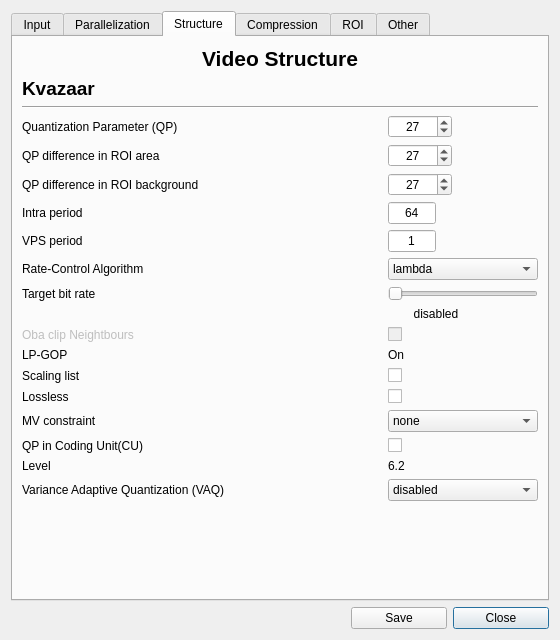
Qt form ui/videosettings.ui (ultravideo/uvgComm) before a commit.
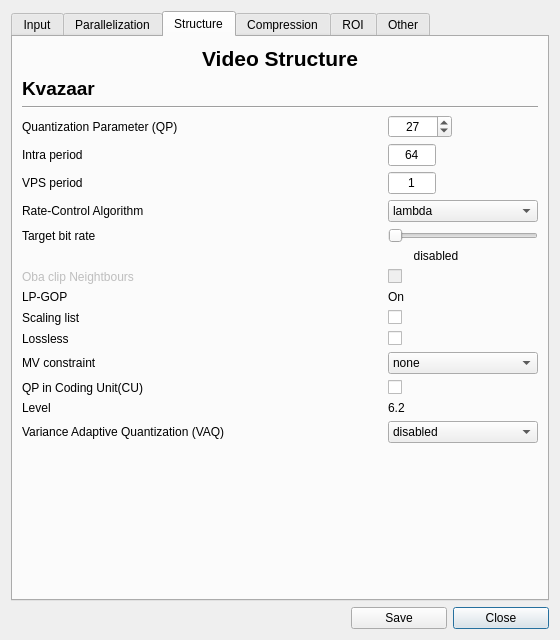
The same form after that commit. The open tabs and pages were chosen to show the change.

```diff
--- a/ui/videosettings.ui
+++ b/ui/videosettings.ui
@@ -586,84 +586,106 @@
        <string>Structure</string>
       </attribute>
       <layout class="QGridLayout" name="gridLayout_4">
-       <item row="23" column="0" colspan="3">
-        <spacer name="verticalSpacer">
-         <property name="orientation">
-          <enum>Qt::Vertical</enum>
-         </property>
-         <property name="sizeHint" stdset="0">
+       <item row="6" column="2">
+        <widget class="QLineEdit" name="vps">
+         <property name="maximumSize">
           <size>
-           <width>20</width>
-           <height>40</height>
+           <width>48</width>
+           <height>16777215</height>
           </size>
          </property>
-        </spacer>
+         <property name="text">
+          <string>1</string>
+         </property>
+         <property name="alignment">
+          <set>Qt::AlignCenter</set>
+         </property>
+        </widget>
        </item>
-       <item row="21" column="2">
+       <item row="16" column="0" colspan="2">
+        <widget class="QLabel" name="label_23">
+         <property name="text">
+          <string>Lossless</string>
+         </property>
+        </widget>
+       </item>
+       <item row="1" column="0">
+        <widget class="QLabel" name="label_13">
+         <property name="font">
+          <font>
+           <pointsize>14</pointsize>
+           <bold>true</bold>
+          </font>
+         </property>
+         <property name="text">
+          <string>Kvazaar</string>
+         </property>
+        </widget>
+       </item>
+       <item row="19" column="2">
         <widget class="QLabel" name="label_27">
          <property name="text">
           <string>6.2</string>
          </property>
         </widget>
        </item>
-       <item row="18" column="2">
-        <widget class="QCheckBox" name="lossless_box">
+       <item row="7" column="0">
+        <widget class="QLabel" name="label_21">
          <property name="text">
-          <string/>
+          <string>Rate-Control Algorithm</string>
          </property>
         </widget>
        </item>
-       <item row="11" column="0">
-        <widget class="QLabel" name="bitrate_label">
+       <item row="19" column="0">
+        <widget class="QLabel" name="label_26">
          <property name="text">
-          <string>Target bit rate</string>
+          <string>Level</string>
          </property>
         </widget>
        </item>
-       <item row="3" column="0">
-        <widget class="QLabel" name="QP">
+       <item row="10" column="2">
+        <widget class="QLabel" name="bitrate">
+         <property name="maximumSize">
+          <size>
+           <width>96</width>
+           <height>16777215</height>
+          </size>
+         </property>
          <property name="text">
-          <string>Quantization Parameter (QP)</string>
+          <string>disabled</string>
          </property>
+         <property name="alignment">
+          <set>Qt::AlignCenter</set>
+         </property>
         </widget>
        </item>
-       <item row="15" column="0">
-        <widget class="QLabel" name="label_15">
-         <property name="text">
-          <string>LP-GOP</string>
+       <item row="7" column="2">
+        <widget class="QComboBox" name="rc_algorithm">
+         <property name="maximumSize">
+          <size>
+           <width>16777215</width>
+           <height>16777215</height>
+          </size>
          </property>
+         <item>
+          <property name="text">
+           <string>lambda</string>
+          </property>
+         </item>
+         <item>
+          <property name="text">
+           <string>oba</string>
+          </property>
+         </item>
         </widget>
        </item>
-       <item row="20" column="0" colspan="2">
+       <item row="18" column="0" colspan="2">
         <widget class="QLabel" name="label_25">
          <property name="text">
           <string>QP in Coding Unit(CU)</string>
          </property>
         </widget>
        </item>
-       <item row="0" column="0" colspan="3">
-        <widget class="QLabel" name="label_8">
-         <property name="font">
-          <font>
-           <pointsize>16</pointsize>
-           <bold>true</bold>
-          </font>
-         </property>
-         <property name="text">
-          <string>Video Structure</string>
-         </property>
-         <property name="alignment">
-          <set>Qt::AlignCenter</set>
-         </property>
-        </widget>
-       </item>
-       <item row="20" column="2">
-        <widget class="QCheckBox" name="qp_in_cu_box">
-         <property name="text">
-          <string/>
-         </property>
-        </widget>
-       </item>
        <item row="3" column="2">
         <widget class="QSpinBox" name="qp">
          <property name="maximumSize">
@@ -686,40 +708,82 @@
          </property>
         </widget>
        </item>
-       <item row="7" column="2">
-        <widget class="QLineEdit" name="intra">
-         <property name="maximumSize">
-          <size>
-           <width>48</width>
-           <height>16777215</height>
-          </size>
-         </property>
-         <property name="layoutDirection">
-          <enum>Qt::LeftToRight</enum>
-         </property>
+       <item row="6" column="0">
+        <widget class="QLabel" name="VPS">
          <property name="text">
-          <string>64</string>
-         </property>
-         <property name="alignment">
-          <set>Qt::AlignCenter</set>
+          <string>VPS period</string>
          </property>
         </widget>
        </item>
-       <item row="2" column="0" colspan="3">
-        <widget class="Line" name="line_6">
+       <item row="3" column="1">
+        <spacer name="horizontalSpacer_2">
          <property name="orientation">
           <enum>Qt::Horizontal</enum>
          </property>
+         <property name="sizeHint" stdset="0">
+          <size>
+           <width>40</width>
+           <height>20</height>
+          </size>
+         </property>
+        </spacer>
+       </item>
+       <item row="3" column="0">
+        <widget class="QLabel" name="QP">
+         <property name="text">
+          <string>Quantization Parameter (QP)</string>
+         </property>
         </widget>
        </item>
-       <item row="18" column="0" colspan="2">
-        <widget class="QLabel" name="label_23">
+       <item row="16" column="2">
+        <widget class="QCheckBox" name="lossless_box">
          <property name="text">
-          <string>Lossless</string>
+          <string/>
          </property>
         </widget>
        </item>
-       <item row="11" column="2">
+       <item row="12" column="0">
+        <widget class="QLabel" name="oba_clip_neighbour_label">
+         <property name="enabled">
+          <bool>false</bool>
+         </property>
+         <property name="text">
+          <string>Oba clip Neightbours</string>
+         </property>
+        </widget>
+       </item>
+       <item row="12" column="2">
+        <widget class="QCheckBox" name="oba_clip_neighbours">
+         <property name="enabled">
+          <bool>false</bool>
+         </property>
+         <property name="text">
+          <string/>
+         </property>
+        </widget>
+       </item>
+       <item row="5" column="0">
+        <widget class="QLabel" name="Intra">
+         <property name="text">
+          <string>Intra period</string>
+         </property>
+        </widget>
+       </item>
+       <item row="17" column="0" colspan="2">
+        <widget class="QLabel" name="label_24">
+         <property name="text">
+          <string>MV constraint</string>
+         </property>
+        </widget>
+       </item>
+       <item row="14" column="0">
+        <widget class="QLabel" name="label_20">
+         <property name="text">
+          <string>Scaling list</string>
+         </property>
+        </widget>
+       </item>
+       <item row="9" column="2">
         <widget class="QSlider" name="bitrate_slider">
          <property name="maximum">
           <number>10000000</number>
@@ -735,30 +799,133 @@
          </property>
         </widget>
        </item>
-       <item row="5" column="0">
-        <widget class="QLabel" name="label_22">
-         <property name="text">
-          <string>QP difference in ROI area</string>
-         </property>
+       <item row="17" column="2">
+        <widget class="QComboBox" name="mv_constraint">
+         <item>
+          <property name="text">
+           <string>none</string>
+          </property>
+         </item>
+         <item>
+          <property name="text">
+           <string>frame</string>
+          </property>
+         </item>
+         <item>
+          <property name="text">
+           <string>tile</string>
+          </property>
+         </item>
+         <item>
+          <property name="text">
+           <string>frametile</string>
+          </property>
+         </item>
+         <item>
+          <property name="text">
+           <string>frametilemargin</string>
+          </property>
+         </item>
         </widget>
        </item>
-       <item row="12" column="2">
-        <widget class="QLabel" name="bitrate">
+       <item row="5" column="2">
+        <widget class="QLineEdit" name="intra">
          <property name="maximumSize">
           <size>
-           <width>96</width>
+           <width>48</width>
            <height>16777215</height>
           </size>
          </property>
+         <property name="layoutDirection">
+          <enum>Qt::LeftToRight</enum>
+         </property>
          <property name="text">
-          <string>disabled</string>
+          <string>64</string>
          </property>
          <property name="alignment">
           <set>Qt::AlignCenter</set>
          </property>
         </widget>
        </item>
-       <item row="22" column="2">
+       <item row="9" column="0">
+        <widget class="QLabel" name="bitrate_label">
+         <property name="text">
+          <string>Target bit rate</string>
+         </property>
+        </widget>
+       </item>
+       <item row="20" column="0">
+        <widget class="QLabel" name="label_28">
+         <property name="text">
+          <string>Variance Adaptive Quantization (VAQ)</string>
+         </property>
+        </widget>
+       </item>
+       <item row="18" column="2">
+        <widget class="QCheckBox" name="qp_in_cu_box">
+         <property name="text">
+          <string/>
+         </property>
+        </widget>
+       </item>
+       <item row="13" column="2">
+        <widget class="QLabel" name="label_19">
+         <property name="text">
+          <string>On</string>
+         </property>
+        </widget>
+       </item>
+       <item row="21" column="0" colspan="3">
+        <spacer name="verticalSpacer">
+         <property name="orientation">
+          <enum>Qt::Vertical</enum>
+         </property>
+         <property name="sizeHint" stdset="0">
+          <size>
+           <width>20</width>
+           <height>40</height>
+          </size>
+         </property>
+        </spacer>
+       </item>
+       <item row="0" column="0" colspan="3">
+        <widget class="QLabel" name="label_8">
+         <property name="font">
+          <font>
+           <pointsize>16</pointsize>
+           <bold>true</bold>
+          </font>
+         </property>
+         <property name="text">
+          <string>Video Structure</string>
+         </property>
+         <property name="alignment">
+          <set>Qt::AlignCenter</set>
+         </property>
+        </widget>
+       </item>
+       <item row="14" column="2">
+        <widget class="QCheckBox" name="scaling_box">
+         <property name="text">
+          <string/>
+         </property>
+        </widget>
+       </item>
+       <item row="13" column="0">
+        <widget class="QLabel" name="label_15">
+         <property name="text">
+          <string>LP-GOP</string>
+         </property>
+        </widget>
+       </item>
+       <item row="2" column="0" colspan="3">
+        <widget class="Line" name="line_6">
+         <property name="orientation">
+          <enum>Qt::Horizontal</enum>
+         </property>
+        </widget>
+       </item>
+       <item row="20" column="2">
         <widget class="QComboBox" name="vaq">
          <item>
           <property name="text">
@@ -867,257 +1034,6 @@
          </item>
         </widget>
        </item>
-       <item row="19" column="2">
-        <widget class="QComboBox" name="mv_constraint">
-         <item>
-          <property name="text">
-           <string>none</string>
-          </property>
-         </item>
-         <item>
-          <property name="text">
-           <string>frame</string>
-          </property>
-         </item>
-         <item>
-          <property name="text">
-           <string>tile</string>
-          </property>
-         </item>
-         <item>
-          <property name="text">
-           <string>frametile</string>
-          </property>
-         </item>
-         <item>
-          <property name="text">
-           <string>frametilemargin</string>
-          </property>
-         </item>
-        </widget>
-       </item>
-       <item row="14" column="0">
-        <widget class="QLabel" name="oba_clip_neighbour_label">
-         <property name="enabled">
-          <bool>false</bool>
-         </property>
-         <property name="text">
-          <string>Oba clip Neightbours</string>
-         </property>
-        </widget>
-       </item>
-       <item row="14" column="2">
-        <widget class="QCheckBox" name="oba_clip_neighbours">
-         <property name="enabled">
-          <bool>false</bool>
-         </property>
-         <property name="text">
-          <string/>
-         </property>
-        </widget>
-       </item>
-       <item row="7" column="0">
-        <widget class="QLabel" name="Intra">
-         <property name="text">
-          <string>Intra period</string>
-         </property>
-        </widget>
-       </item>
-       <item row="5" column="1">
-        <spacer name="horizontalSpacer_3">
-         <property name="orientation">
-          <enum>Qt::Horizontal</enum>
-         </property>
-         <property name="sizeHint" stdset="0">
-          <size>
-           <width>40</width>
-           <height>20</height>
-          </size>
-         </property>
-        </spacer>
-       </item>
-       <item row="6" column="1">
-        <spacer name="horizontalSpacer_4">
-         <property name="orientation">
-          <enum>Qt::Horizontal</enum>
-         </property>
-         <property name="sizeHint" stdset="0">
-          <size>
-           <width>40</width>
-           <height>20</height>
-          </size>
-         </property>
-        </spacer>
-       </item>
-       <item row="8" column="0">
-        <widget class="QLabel" name="VPS">
-         <property name="text">
-          <string>VPS period</string>
-         </property>
-        </widget>
-       </item>
-       <item row="8" column="2">
-        <widget class="QLineEdit" name="vps">
-         <property name="maximumSize">
-          <size>
-           <width>48</width>
-           <height>16777215</height>
-          </size>
-         </property>
-         <property name="text">
-          <string>1</string>
-         </property>
-         <property name="alignment">
-          <set>Qt::AlignCenter</set>
-         </property>
-        </widget>
-       </item>
-       <item row="15" column="2">
-        <widget class="QLabel" name="label_19">
-         <property name="text">
-          <string>On</string>
-         </property>
-        </widget>
-       </item>
-       <item row="9" column="0">
-        <widget class="QLabel" name="label_21">
-         <property name="text">
-          <string>Rate-Control Algorithm</string>
-         </property>
-        </widget>
-       </item>
-       <item row="9" column="2">
-        <widget class="QComboBox" name="rc_algorithm">
-         <property name="maximumSize">
-          <size>
-           <width>16777215</width>
-           <height>16777215</height>
-          </size>
-         </property>
-         <item>
-          <property name="text">
-           <string>lambda</string>
-          </property>
-         </item>
-         <item>
-          <property name="text">
-           <string>oba</string>
-          </property>
-         </item>
-        </widget>
-       </item>
-       <item row="3" column="1">
-        <spacer name="horizontalSpacer_2">
-         <property name="orientation">
-          <enum>Qt::Horizontal</enum>
-         </property>
-         <property name="sizeHint" stdset="0">
-          <size>
-           <width>40</width>
-           <height>20</height>
-          </size>
-         </property>
-        </spacer>
-       </item>
-       <item row="16" column="2">
-        <widget class="QCheckBox" name="scaling_box">
-         <property name="text">
-          <string/>
-         </property>
-        </widget>
-       </item>
-       <item row="22" column="0">
-        <widget class="QLabel" name="label_28">
-         <property name="text">
-          <string>Variance Adaptive Quantization (VAQ)</string>
-         </property>
-        </widget>
-       </item>
-       <item row="6" column="0">
-        <widget class="QLabel" name="label_33">
-         <property name="text">
-          <string>QP difference in ROI background</string>
-         </property>
-        </widget>
-       </item>
-       <item row="19" column="0" colspan="2">
-        <widget class="QLabel" name="label_24">
-         <property name="text">
-          <string>MV constraint</string>
-         </property>
-        </widget>
-       </item>
-       <item row="21" column="0">
-        <widget class="QLabel" name="label_26">
-         <property name="text">
-          <string>Level</string>
-         </property>
-        </widget>
-       </item>
-       <item row="16" column="0">
-        <widget class="QLabel" name="label_20">
-         <property name="text">
-          <string>Scaling list</string>
-         </property>
-        </widget>
-       </item>
-       <item row="1" column="0">
-        <widget class="QLabel" name="label_13">
-         <property name="font">
-          <font>
-           <pointsize>14</pointsize>
-           <bold>true</bold>
-          </font>
-         </property>
-         <property name="text">
-          <string>Kvazaar</string>
-         </property>
-        </widget>
-       </item>
-       <item row="5" column="2">
-        <widget class="QSpinBox" name="qp_roi">
-         <property name="maximumSize">
-          <size>
-           <width>64</width>
-           <height>24</height>
-          </size>
-         </property>
-         <property name="alignment">
-          <set>Qt::AlignCenter</set>
-         </property>
-         <property name="minimum">
-          <number>22</number>
-         </property>
-         <property name="maximum">
-          <number>47</number>
-         </property>
-         <property name="value">
-          <number>27</number>
-         </property>
-        </widget>
-       </item>
-       <item row="6" column="2">
-        <widget class="QSpinBox" name="qp_roi_background">
-         <property name="maximumSize">
-          <size>
-           <width>64</width>
-           <height>24</height>
-          </size>
-         </property>
-         <property name="alignment">
-          <set>Qt::AlignCenter</set>
-         </property>
-         <property name="minimum">
-          <number>22</number>
-         </property>
-         <property name="maximum">
-          <number>47</number>
-         </property>
-         <property name="value">
-          <number>27</number>
-         </property>
-        </widget>
-       </item>
       </layout>
      </widget>
      <widget class="QWidget" name="compression">
```
